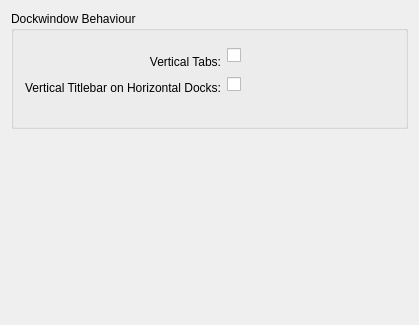
This is lib/shell/settings/uiconfig.ui in KDE/kdevelop as Qt 5 draws it before an edit. The edited form follows.
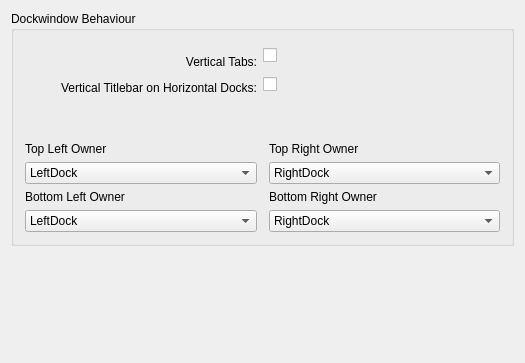
This is the edited form.

Commit message: Add mainwindow docwidget corner settings. TODO: for some reason, loadSettings() slot is not called when the setting values are changed. That's the same with other settings

Patch:
```diff
--- a/lib/shell/settings/uiconfig.ui
+++ b/lib/shell/settings/uiconfig.ui
@@ -5,8 +5,8 @@
    <rect>
     <x>0</x>
     <y>0</y>
-    <width>416</width>
-    <height>325</height>
+    <width>521</width>
+    <height>363</height>
    </rect>
   </property>
   <property name="windowTitle" >
@@ -107,37 +107,120 @@
         </property>
         <property name="sizeHint" >
          <size>
-          <width>131</width>
-          <height>20</height>
+          <width>121</width>
+          <height>41</height>
          </size>
         </property>
        </spacer>
       </item>
-      <item row="2" column="1" >
+      <item row="2" column="1" colspan="2" >
        <spacer>
         <property name="orientation" >
          <enum>Qt::Horizontal</enum>
         </property>
         <property name="sizeHint" >
          <size>
-          <width>131</width>
-          <height>20</height>
+          <width>121</width>
+          <height>41</height>
          </size>
         </property>
        </spacer>
       </item>
-      <item row="2" column="2" >
-       <spacer>
-        <property name="orientation" >
-         <enum>Qt::Horizontal</enum>
+      <item row="3" column="0" colspan="2" >
+       <widget class="QLabel" name="label_2" >
+        <property name="text" >
+         <string>Top Left Owner</string>
         </property>
-        <property name="sizeHint" >
-         <size>
-          <width>131</width>
-          <height>20</height>
-         </size>
+       </widget>
+      </item>
+      <item row="3" column="2" >
+       <widget class="QLabel" name="label_3" >
+        <property name="text" >
+         <string>Top Right Owner</string>
         </property>
-       </spacer>
+       </widget>
+      </item>
+      <item row="4" column="0" >
+       <widget class="QComboBox" name="kcfg_TopLeftCornerOwner" >
+        <item>
+         <property name="text" >
+          <string>LeftDock</string>
+         </property>
+        </item>
+        <item>
+         <property name="text" >
+          <string>TopDock</string>
+         </property>
+        </item>
+       </widget>
+      </item>
+      <item row="4" column="2" >
+       <widget class="QComboBox" name="kcfg_TopRightCornerOwner" >
+        <item>
+         <property name="text" >
+          <string>RightDock</string>
+         </property>
+        </item>
+        <item>
+         <property name="text" >
+          <string>TopDock</string>
+         </property>
+        </item>
+       </widget>
+      </item>
+      <item row="5" column="0" >
+       <widget class="QLabel" name="label_4" >
+        <property name="text" >
+         <string>Bottom Left Owner</string>
+        </property>
+       </widget>
+      </item>
+      <item row="5" column="2" >
+       <widget class="QLabel" name="label_5" >
+        <property name="text" >
+         <string>Bottom Right Owner</string>
+        </property>
+       </widget>
+      </item>
+      <item row="6" column="0" >
+       <widget class="QComboBox" name="kcfg_BottomLeftCornerOwner" >
+        <property name="sizePolicy" >
+         <sizepolicy vsizetype="Fixed" hsizetype="Expanding" >
+          <horstretch>0</horstretch>
+          <verstretch>0</verstretch>
+         </sizepolicy>
+        </property>
+        <item>
+         <property name="text" >
+          <string>LeftDock</string>
+         </property>
+        </item>
+        <item>
+         <property name="text" >
+          <string>BottomDock</string>
+         </property>
+        </item>
+       </widget>
+      </item>
+      <item row="6" column="2" >
+       <widget class="QComboBox" name="kcfg_BottomRightCornerOwner" >
+        <property name="sizePolicy" >
+         <sizepolicy vsizetype="Fixed" hsizetype="Expanding" >
+          <horstretch>0</horstretch>
+          <verstretch>0</verstretch>
+         </sizepolicy>
+        </property>
+        <item>
+         <property name="text" >
+          <string>RightDock</string>
+         </property>
+        </item>
+        <item>
+         <property name="text" >
+          <string>BottomDock</string>
+         </property>
+        </item>
+       </widget>
       </item>
      </layout>
     </widget>
@@ -149,8 +232,8 @@
      </property>
      <property name="sizeHint" >
       <size>
-       <width>397</width>
-       <height>31</height>
+       <width>503</width>
+       <height>71</height>
       </size>
      </property>
     </spacer>
```
The commit also changes 2 other files.
